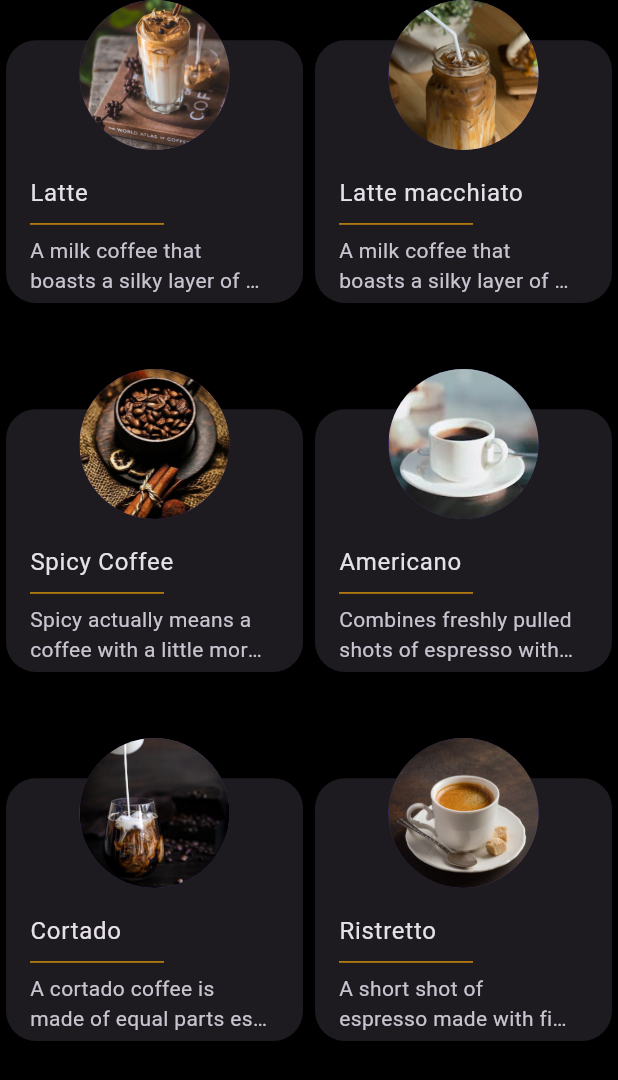
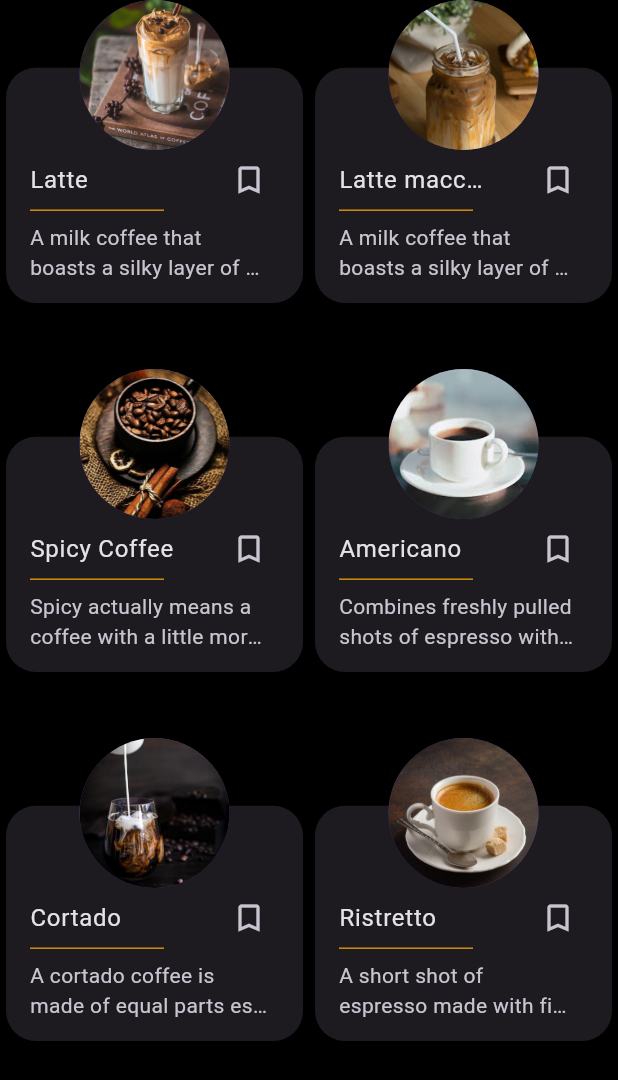
Before and after one commit to TheAsiyaS/Appcoffee, a Flutter app: the All widget shown alone on an empty page, opened directly, on a phone screen of 412 x 824 dp. Shown: the top 1080 px of the screen. Run offline on Flutter 3.47's test engine with Material 3 defaults, Android fonts, the phone set to English and light mode, and no system bars; our stand-ins replace flutter_rating_bar, font_awesome_flutter, google_fonts, shared_preferences, sqflite; accounts and stored records are empty; network calls fail.

Commit message:
coffee item overfolw error done

```diff
--- a/lib/Prersentation/Account/Account.dart
+++ b/lib/Prersentation/Account/Account.dart
@@ -33,7 +33,7 @@ class Account extends StatelessWidget {
             decoration: const BoxDecoration(
                 image: DecorationImage(
                     image: AssetImage(
-                      'asset/logo/logo_coffee.png',
+                      'asset/logo/1.png',
                     ),
                     fit: BoxFit.cover)),
           ),
--- a/lib/Prersentation/Sign_Ui/Sign_in.dart
+++ b/lib/Prersentation/Sign_Ui/Sign_in.dart
@@ -109,7 +109,9 @@ class Sign_in extends StatelessWidget {
               ),
               child: Text('Sign In',
                   style: GoogleFonts.playfairDisplay(
-                      fontSize: 20, fontWeight: FontWeight.bold)),
+                      color: kwhite,
+                      fontSize: 20,
+                      fontWeight: FontWeight.bold)),
             ),
           ),
           h10,
--- a/lib/Prersentation/Sign_Ui/Sign_in_up.dart
+++ b/lib/Prersentation/Sign_Ui/Sign_in_up.dart
@@ -33,10 +33,10 @@ class Sign_in_up extends StatelessWidget {
                   width: size.width / 2,
                   decoration: const BoxDecoration(
                       image: DecorationImage(
-                          image: AssetImage('asset/logo/logo_coffee.png'))),
+                          image: AssetImage('asset/logo/1.png',),fit: BoxFit.cover)),
                   child: Align(
                     alignment: Alignment.bottomCenter,
-                    child: Text('Coffee House',
+                    child: Text('ARABICA',
                         style: GoogleFonts.playfairDisplay(
                             color: const Color.fromARGB(255, 224, 170, 6),
                             fontSize: 25)),
--- a/lib/Prersentation/Sign_Ui/Sign_up.dart
+++ b/lib/Prersentation/Sign_Ui/Sign_up.dart
@@ -126,6 +126,7 @@ class Sign_up extends StatelessWidget {
             ),
             child: Text('Sign Up',
                 style: GoogleFonts.playfairDisplay(
+                    color: kwhite,
                     fontSize: 20, fontWeight: FontWeight.bold)),
           ),
         ),
--- a/lib/Prersentation/Tabbarwidgets/All.dart
+++ b/lib/Prersentation/Tabbarwidgets/All.dart
@@ -16,6 +16,7 @@ class All extends StatelessWidget {
     return Padding(
       padding: EdgeInsets.symmetric(horizontal: kIsWeb ? size.width / 6 : 0),
       child: GridView.count(
+        padding: EdgeInsets.zero,
         crossAxisCount: 2,
         mainAxisSpacing: 40,
         crossAxisSpacing: kIsWeb ? 50 : 0,
@@ -33,12 +34,12 @@ class All extends StatelessWidget {
                             Coffee_title: kalltitile[index],
                             Coffee_subtitle: kallSubtitle[index])));
                   },
-                  child: Coffee_items(
+                  child: CoffeeItems(
                       cost: index.toString(),
                       size: size,
-                      Coffee_img_url: kUrlAll[index],
-                      Coffee_name: kalltitile[index],
-                      Coffee_something: kallSubtitle[index]),
+                      coffeeImgUrl: kUrlAll[index],
+                      coffeeName: kalltitile[index],
+                      coffeeSomething: kallSubtitle[index]),
                 )),
       ),
     );
--- a/lib/Utensils/Common_icons.dart
+++ b/lib/Utensils/Common_icons.dart
@@ -1,4 +1,3 @@
-import 'package:coffeeapp/Utensils/Common_colors.dart';
 import 'package:flutter/cupertino.dart';
 import 'package:flutter/material.dart';
 
--- a/lib/Widgets/Coffee_item_card.dart
+++ b/lib/Widgets/Coffee_item_card.dart
@@ -1,112 +1,132 @@
-
 import 'package:coffeeapp/Utensils/Common_colors.dart';
 import 'package:coffeeapp/Utensils/Common_icons.dart';
+import 'package:flutter/cupertino.dart';
 import 'package:flutter/foundation.dart';
 import 'package:flutter/material.dart';
 import 'package:google_fonts/google_fonts.dart';
 
-class Coffee_items extends StatelessWidget {
-  const Coffee_items({
-    super.key,
+class CoffeeItems extends StatelessWidget {
+  const CoffeeItems({
+    Key? key,
     required this.size,
-    required this.Coffee_img_url,
-    required this.Coffee_name,
-    required this.Coffee_something,
+    required this.coffeeImgUrl,
+    required this.coffeeName,
+    required this.coffeeSomething,
     required this.cost,
-  });
+  }) : super(key: key);
 
   final Size size;
-  final String Coffee_img_url;
-  final String Coffee_name;
-  final String Coffee_something;
+  final String coffeeImgUrl;
+  final String coffeeName;
+  final String coffeeSomething;
   final String cost;
+
   @override
   Widget build(BuildContext context) {
-    ValueNotifier<bool> ishovered = ValueNotifier(false);
+    ValueNotifier<bool> isHovered = ValueNotifier(false);
     return ValueListenableBuilder(
-        valueListenable: ishovered,
+      valueListenable: isHovered,
       builder: (context, newvalue, _) {
         return MouseRegion(
           onEnter: (event) {
-              ishovered.value = true;
+            isHovered.value = true;
           },
           onExit: (event) {
-              ishovered.value = false;
+            isHovered.value = false;
           },
-            child: ishovered.value
+          child: isHovered.value
               ? Card(
                   color: ktransaparent,
+                  child: SizedBox(
+                    width: size.width / 3,
                     child: Column(
+                      crossAxisAlignment: CrossAxisAlignment.stretch,
+                      mainAxisSize: MainAxisSize.min,
                       children: [
-                      Padding(
-                        padding: EdgeInsets.symmetric(
-                            horizontal: size.width / 15),
-                        child: Container(
-                          height: size.height / 4,
-                          width: size.width / 3,
-                          decoration: BoxDecoration(
-                              image: DecorationImage(
-                                  image: NetworkImage(Coffee_img_url),
-                                  fit: BoxFit.cover),
-                              borderRadius: BorderRadius.circular(20)),
+                        SizedBox(
+                          height: size.height / 3,
+                          child: ClipRRect(
+                            borderRadius: BorderRadius.circular(20),
+                            child: Image.network(
+                              coffeeImgUrl,
+                              fit: BoxFit.cover,
                             ),
                           ),
-                      Text(
-                        Coffee_name,
-                        style: GoogleFonts.playfairDisplay(fontSize: 30),
+                        ),
+                        Padding(
+                          padding:
+                              EdgeInsets.symmetric(horizontal: size.width / 15),
+                          child: Text(
+                            coffeeName,
+                            style: GoogleFonts.playfairDisplay(fontSize: 20),
+                            textAlign: TextAlign.center,
+                          ),
                         ),
                         Row(
                           mainAxisAlignment: MainAxisAlignment.spaceAround,
                           children: [
-                          Text('\$${cost + 1.toString()}',
-                              style: GoogleFonts.playfairDisplay(
-                                  fontSize: 30)),
-                          IconButton(onPressed: () {}, icon: kadd)
+                            Text('\$${int.parse(cost) + 1}',
+                                style:
+                                    GoogleFonts.playfairDisplay(fontSize: 30)),
+                            IconButton(onPressed: () {}, icon: kadd),
                           ],
                         ),
                       ],
                     ),
+                  ),
                 )
               : SizedBox(
-                    // color: kwhite,
                   height: kIsWeb ? size.height / 5 : size.height / 3,
                   width: size.width / 2,
                   child: Stack(
                     alignment: AlignmentDirectional.topCenter,
                     children: [
                       Align(
-                          alignment: kIsWeb
-                              ? Alignment.center
-                              : Alignment.bottomCenter,
+                        alignment:
+                            kIsWeb ? Alignment.center : Alignment.bottomCenter,
                         child: SizedBox(
-                            height:
-                                kIsWeb ? size.height / 3 : size.height / 4.5,
+                          height: kIsWeb ? size.height / 3 : size.height / 5,
                           width: size.width / 2,
                           child: Card(
                             shape: RoundedRectangleBorder(
                               borderRadius: BorderRadius.circular(20),
                             ),
                             child: Column(
+                              crossAxisAlignment: CrossAxisAlignment.start,
+                              children: [
+                                SizedBox(height: size.height / 15),
+                                ListTile(
+                                  title: Row(
+                                    mainAxisAlignment:
+                                        MainAxisAlignment.spaceBetween,
                                     children: [
                                       SizedBox(
-                                    height: size.height / 10,
-                                  ),
-                                  ListTile(
-                                    title: Text(
-                                      Coffee_name,
+                                        width: 100,
+                                        child: Text(
+                                          coffeeName,
                                           maxLines: 1,
                                           overflow: TextOverflow.ellipsis,
+                                          textAlign: TextAlign.left,
+                                        ),
+                                      ),
+                                      GestureDetector(
+                                          onTap: () {
+                                            print('hello');
+                                          },
+                                          child:
+                                              const Icon(Icons.bookmark_border))
+                                    ],
                                   ),
                                   subtitle: Column(
                                     children: [
                                       Divider(
                                           color: kbrownlight,
-                                          endIndent: size.width / 6,
-                                        ),
+                                          endIndent: size.width / 6),
                                       Text(
-                                          Coffee_something,
+                                        coffeeSomething,
                                         maxLines: 2,
                                         overflow: TextOverflow.ellipsis,
+                                        textAlign: TextAlign.left,
                                       ),
                                     ],
                                   ),
@@ -118,40 +138,13 @@ class Coffee_items extends StatelessWidget {
                       ),
                       CircleAvatar(
                         radius: kIsWeb ? 100 : 50,
-                          backgroundImage: AssetImage(Coffee_img_url),
+                        backgroundImage: AssetImage(coffeeImgUrl),
                       ),
                     ],
                   ),
                 ),
         );
-        });
+      },
+    );
   }
 }
-
-
-/*
-|------------------------------|
-|                              |
-|                              |
-|                              |
-|                              |
-|                              |
-|------------------------------|
-|                              |
-|  invisible space             |
-|                              |
-|                              |
-| my card item start in here   |
-|                              |
-|                              |
-|                              |
-|                              |
-|                              |
-|------------------------------|
-|------------------------------|
-
-
-
-
-
- */
--- a/pubspec.yaml
+++ b/pubspec.yaml
@@ -65,13 +65,14 @@ flutter:
 
   # To add assets to your application, add an assets section, like this:
   assets:
-    - asset/logo/logo_coffee.png
+    - asset/logo/1.png
     - asset/common/common_0.jpg
     - asset/common/common_1.jpg
     - asset/common/common_2.jpg
     - asset/common/common_3.jpg
     - asset/common/common_4.jpg
     - asset/common/common_5.jpg
+    - asset/common/common_6.jpg
     - asset/costa/costa_0.jpg
     - asset/costa/costa_3.jpg
     - asset/costa/costa_4.jpg
```
Also changed, not shown: lib/Prersentation/Home/Home.dart (+3 -7 lines), lib/Prersentation/Tabbarwidgets/Costa.dart (+5 -4 lines), lib/Prersentation/Tabbarwidgets/Dunkin.dart (+11 -9 lines), lib/Prersentation/Tabbarwidgets/Nescafe.dart (+14 -11 lines), lib/Prersentation/Tabbarwidgets/Peets.dart (+5 -4 lines), lib/Prersentation/Tabbarwidgets/Starbucks.dart (+11 -9 lines), asset/common/common_6.jpg (added), asset/logo/1.png (added), asset/logo/logo_coffee.png (deleted), pubspec.lock. Lines whose indentation alone changed are shown as unchanged.
